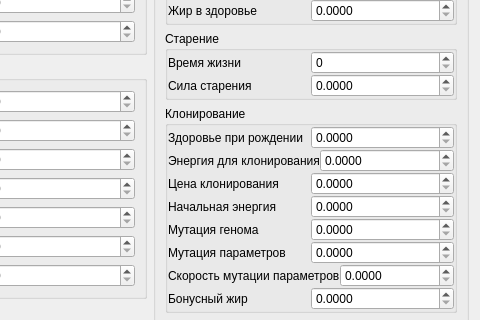
This is worldparametersdialog.ui in Tima45/gen6 as Qt 5 draws it before an edit; both pictures show x 247 to 727 and y 148 to 468 of the 727 by 829 pixel window. The edited form follows.
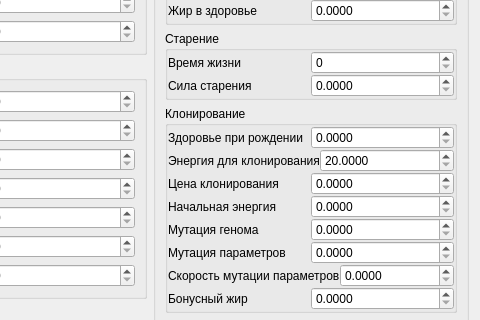
This is the edited form. Icons and pictures are not drawn.

What changed in the file:
```diff
--- a/worldparametersdialog.ui
+++ b/worldparametersdialog.ui
@@ -725,6 +725,9 @@
              <property name="decimals">
               <number>4</number>
              </property>
+             <property name="minimum">
+              <double>20.000000000000000</double>
+             </property>
              <property name="maximum">
               <double>100.000000000000000</double>
              </property>
```
